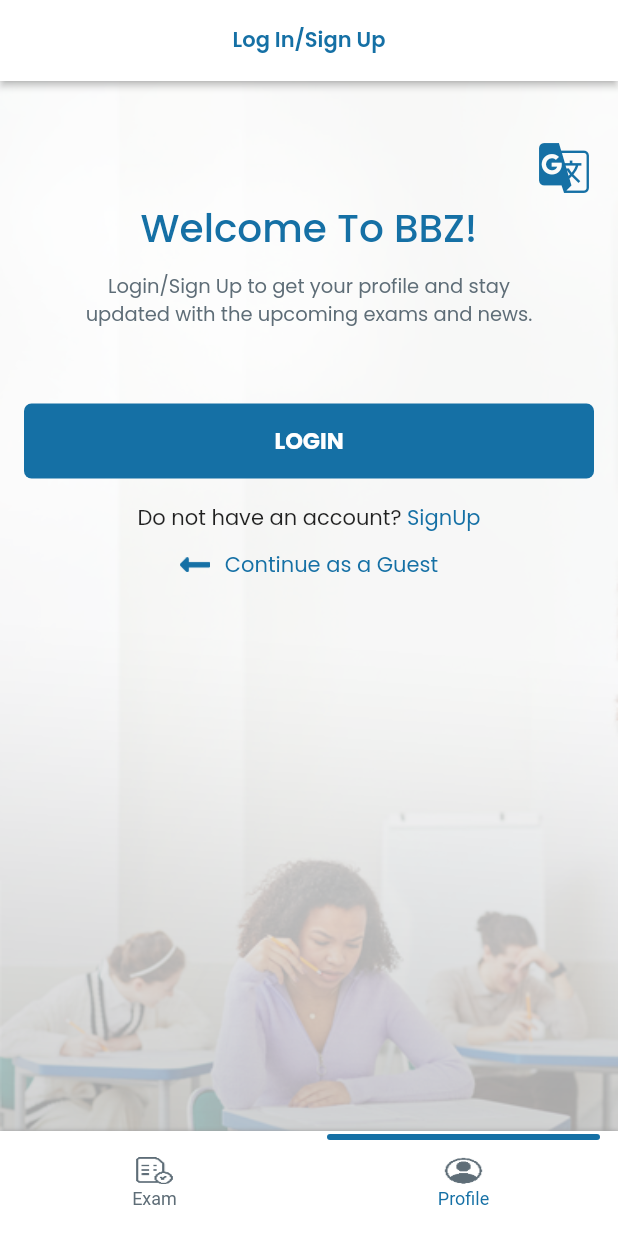
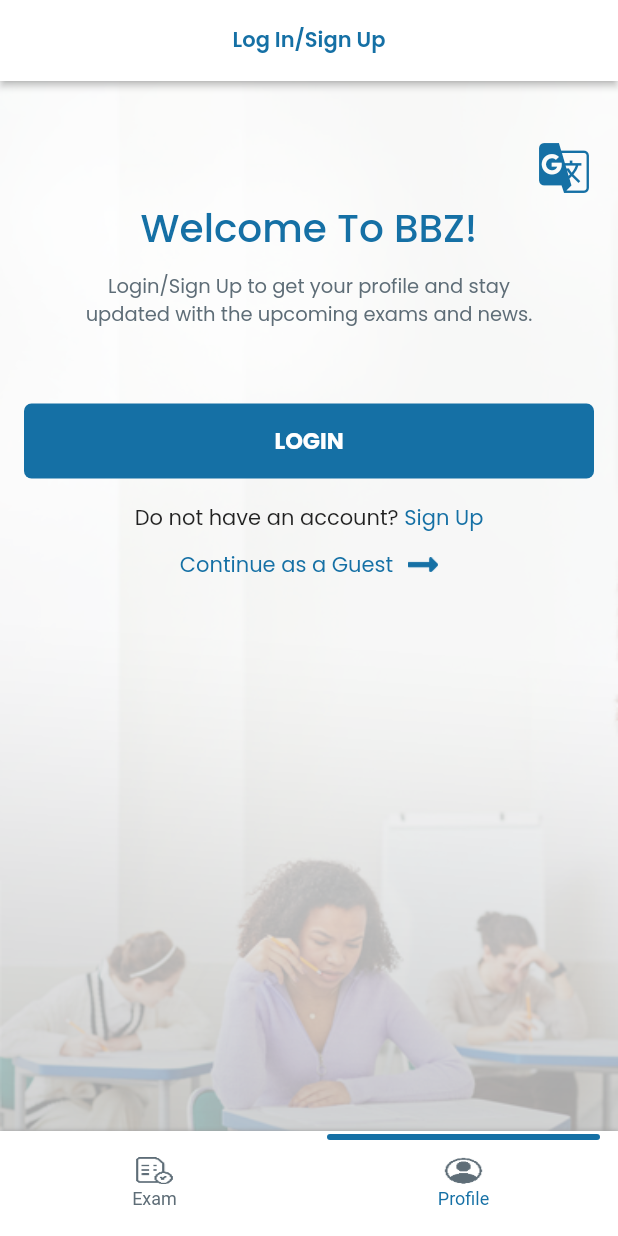
Before and after one commit to vikramS-addweb/Flutter-BBZ-Private, a Flutter app: the screen it shows after launch, item 2 of the bottom bar chosen, on a phone screen of 412 x 824 dp. Run offline on Flutter 3.47's test engine with Material 2 defaults, Android fonts, the phone set to English and light mode, and no system bars; drawn by our look-alikes of persistent_bottom_nav_bar; our stand-ins replace connectivity_plus, custom_navigation_bar, flutter_svg, get, get_storage, image_picker and 1 more; missing offline and left inert: custom_top_navigator.

Commit message:
ui issues solved

```diff
--- a/lib/Components/TextRichCustom.dart
+++ b/lib/Components/TextRichCustom.dart
@@ -10,8 +10,9 @@ class TextRichCustom extends StatelessWidget {
   final String? textFirst;
   final String? textSecond;
   final Function()? onTap;
+  final int? fontWeightdelta;
 
-  const TextRichCustom({Key? key, this.textFirst = 'Text First', this.textSecond = 'Text Second', this.onTap}) : super(key: key);
+  const TextRichCustom({Key? key, this.textFirst = 'Text First', this.textSecond = 'Text Second', this.onTap, this.fontWeightdelta=1}) : super(key: key);
 
   @override
   Widget build(BuildContext context) {
@@ -30,7 +31,7 @@ class TextRichCustom extends StatelessWidget {
               text: textSecond,
               style: TextStylesCustom.textStyles_14.apply(
                   color: ColorStyle.primaryColor_1570A5,
-
+                  fontWeightDelta: fontWeightdelta!
               ),
             recognizer:  TapGestureRecognizer()..onTap = onTap,
           ),
--- a/lib/Views/SignUp.dart
+++ b/lib/Views/SignUp.dart
@@ -52,7 +52,7 @@ class SignUp extends StatelessWidget {
         children: [
           const BGImage(),
           SingleChildScrollView(
-            padding: const EdgeInsets.only(left: 20, right: 20, bottom: 60),
+            padding: const EdgeInsets.only(left: 10, right: 10, bottom: 30),
             child: Container(
               margin: const EdgeInsets.only(top: 30),
               padding: const EdgeInsets.only(left: 20, right: 20, bottom: 30),
@@ -175,6 +175,7 @@ class SignUp extends StatelessWidget {
                         child: TextRichCustom(
                           textFirst: 'I have read and accept the ',
                           textSecond: 'Terms and Privacy Policy',
+                          fontWeightdelta: 0,
                           onTap: () {
                             // Get.to(const SignUp());
                           },
--- a/lib/Views/WelcomeScreen.dart
+++ b/lib/Views/WelcomeScreen.dart
@@ -16,6 +16,7 @@ import '../Utils/Global.dart';
 import '../Utils/Constant.dart';
 import '../Components/BottomNavBarCustom.dart';
 import '../Views/PersistentBottomNavBarCustom.dart';
+import 'package:flutter_svg/flutter_svg.dart';
 
 class WelcomeScreen extends StatelessWidget {
   const WelcomeScreen({super.key});
@@ -31,6 +32,13 @@ class WelcomeScreen extends StatelessWidget {
         ),
         elevation: 2,
       ),
+        // floatingActionButton: FloatingActionButton(
+        //   onPressed: () {
+        //     // Add your onPressed code here!
+        //   },
+        //   backgroundColor: ColorStyle.white,
+        //   child: SvgPicture.asset(ImageStyle.language, fit: BoxFit.fill,),
+        // ),
       // bottomNavigationBar: bottomNavBarCustom(),
       body: Container(
           width: double.infinity,
@@ -94,7 +102,8 @@ class WelcomeScreen extends StatelessWidget {
                 ),
                 TextRichCustom(
                   textFirst: 'Do not have an account? ',
-                  textSecond: 'SignUp',
+                  textSecond: 'Sign Up',
+                  fontWeightdelta: 0,
                   onTap: () {
                     const SignUp().navigateToCustom(context);
                   },
@@ -106,17 +115,18 @@ class WelcomeScreen extends StatelessWidget {
                   child: Row(
                     mainAxisAlignment: MainAxisAlignment.center,
                     children: [
-                      Image.asset(
-                        ImageStyle.left_Arrow,
-                        width: 20,
+
+                      Text(
+                          'Continue as a Guest',
+                          style: TextStylesCustom.textStyles_14
+                              .apply(color: ColorStyle.primaryColor_1570A5)
                       ),
                       const SizedBox(
                         width: 10,
                       ),
-                      Text(
-                          'Continue as a Guest',
-                          style: TextStylesCustom.textStyles_14
-                              .apply(color: ColorStyle.primaryColor_1570A5)
+                      Image.asset(
+                        ImageStyle.right_Arrow,
+                        width: 20,
                       ),
                     ],
                   ),
--- a/lib/main.dart
+++ b/lib/main.dart
@@ -17,8 +17,10 @@ import './Views/ExamDetail.dart';
 import './Views/BookingConfirmation.dart';
 import './Views/Location.dart';
 import 'package:bbz/Views/PersistentBottomNavBarCustom.dart';
+import 'package:get_storage/get_storage.dart';
 
-void main() {
+void main() async {
+  await GetStorage.init();
   WidgetsFlutterBinding.ensureInitialized();
 
   SystemChrome.setSystemUIOverlayStyle(const SystemUiOverlayStyle(
--- a/pubspec.yaml
+++ b/pubspec.yaml
@@ -47,6 +47,7 @@ dependencies:
   persistent_bottom_nav_bar: ^5.0.2
   custom_navigation_bar: ^0.8.2
   flutter_svg: ^1.1.6
+  get_storage: ^2.0.3
 
 dev_dependencies:
   flutter_test:
```
Also changed, not shown: pubspec.lock.
